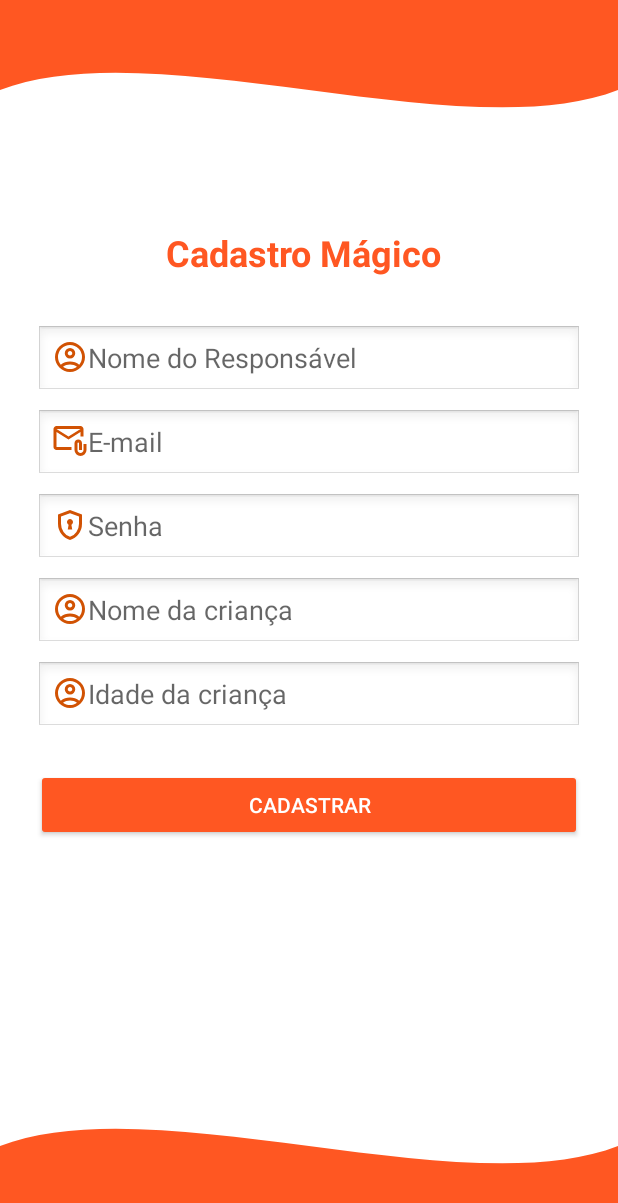
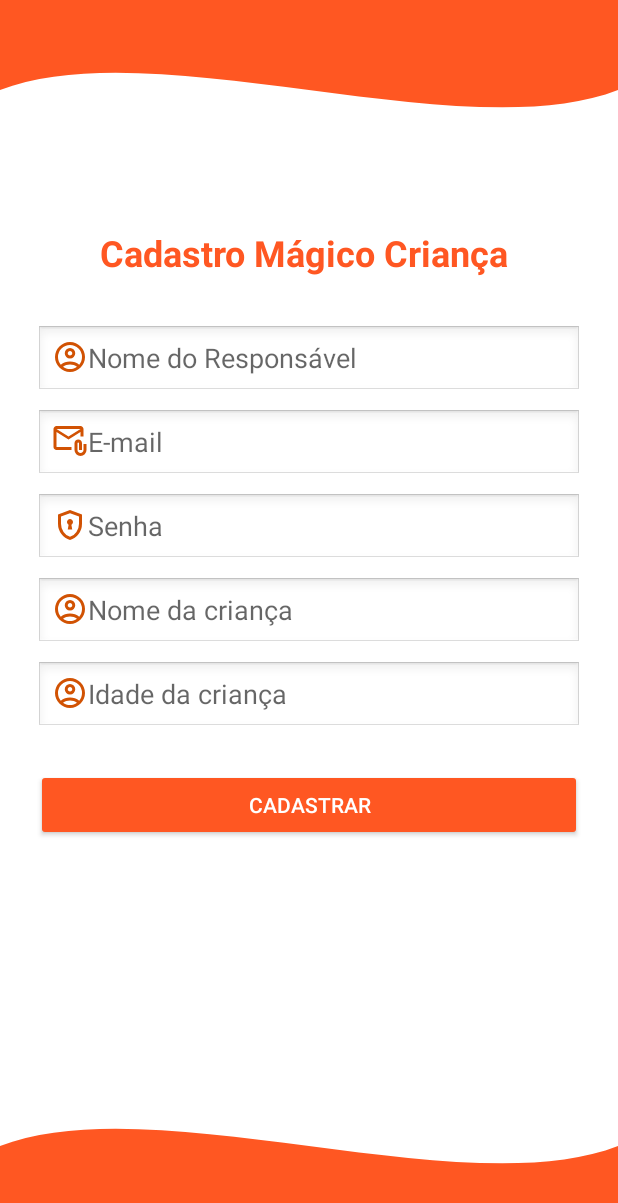
Before and after one commit to LeticiaMichiles/alfabetomagico, an Android app: the CriarContaActivity screen opened directly, with no data from a screen before it, on a phone screen of 412 x 824 dp. Shown: the top 1203 px of the screen. Run offline under Robolectric (Android 15) with nearby library versions, the phone set to English and light mode, and no system bars.

Commit message:
Mudança de tÃitulo na pagina menu

```diff
--- a/app/src/main/res/layout/criar_conta.xml
+++ b/app/src/main/res/layout/criar_conta.xml
@@ -36,7 +36,7 @@
                             android:layout_height="wrap_content"
                             android:layout_marginTop="48dp"
                             android:layout_marginBottom="24dp"
-                            android:text="Cadastro Mágico "
+                            android:text="Cadastro Mágico Criança "
                             android:textColor="#FF5722"
                             android:textSize="24sp"
                             android:textStyle="bold" />
```
